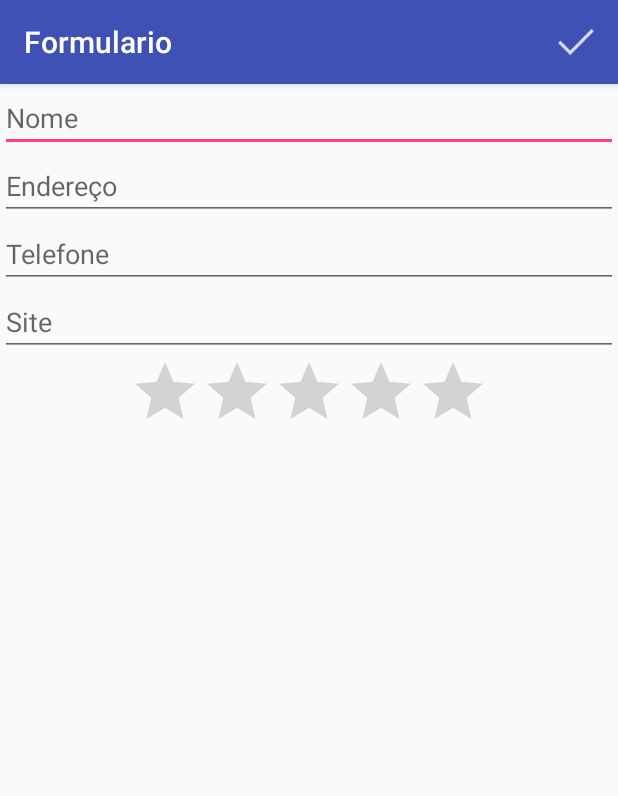
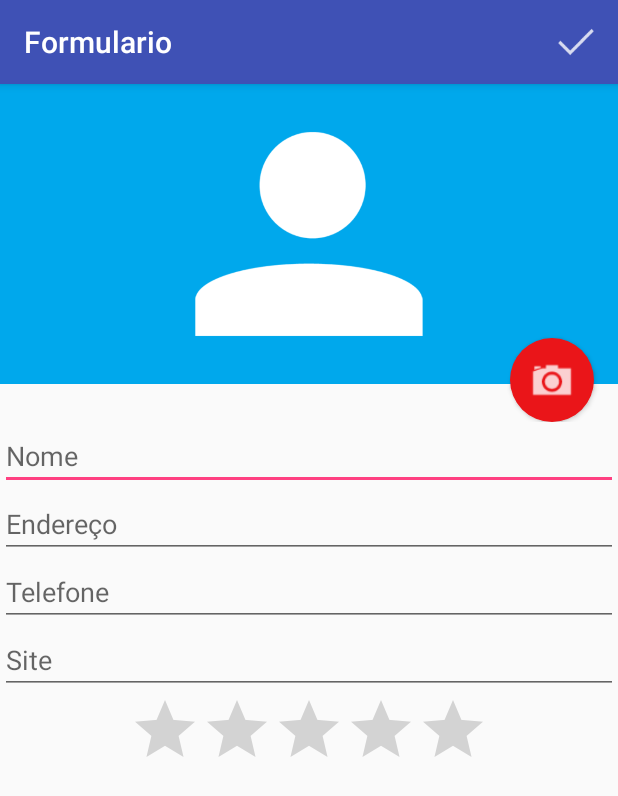
Before and after one commit to hiroshinuts/Android_Agenda-Alura_Curso02, an Android app: the FormularioActivity screen opened directly, with no data from a screen before it, on a phone screen of 412 x 824 dp. Shown: the top 796 px of the screen. Run offline under Robolectric (Android 15) with nearby library versions, the phone set to English and light mode, and no system bars.

Commit message:
USANDO CAMERA, SALVANDO ENDERECO DA FOTO E MOSTRANDO NO FORUMULARIO

```diff
--- a/app/src/main/java/br/com/alura/agenda/FormularioActivity.java
+++ b/app/src/main/java/br/com/alura/agenda/FormularioActivity.java
@@ -1,6 +1,12 @@
 package br.com.alura.agenda;
 
+import android.app.Activity;
 import android.content.Intent;
+import android.graphics.Bitmap;
+import android.graphics.BitmapFactory;
+import android.media.Image;
+import android.net.Uri;
+import android.provider.MediaStore;
 import android.support.v7.app.AppCompatActivity;
 import android.os.Bundle;
 import android.view.Menu;
@@ -9,15 +15,20 @@
 import android.view.View;
 import android.widget.Button;
 import android.widget.EditText;
+import android.widget.ImageView;
 import android.widget.RatingBar;
 import android.widget.Toast;
+
+import java.io.File;
 
 import br.com.alura.agenda.dao.AlunoDAO;
 import br.com.alura.agenda.modelo.Aluno;
 
 public class FormularioActivity extends AppCompatActivity {
 
+    public static final int CODIGO_CAMERA = 567;
     private FormularioHelper helper;
+    private String caminhoFoto;
 
     @Override
     protected void onCreate(Bundle savedInstanceState) {
@@ -28,11 +39,30 @@
 
         Intent intent = getIntent();
         Aluno aluno = (Aluno) intent.getSerializableExtra("aluno");
-        if(aluno != null){
+        if (aluno != null) {
             helper.preencheFormulario(aluno);
         }
 
+        Button botaoFoto = (Button) findViewById(R.id.formulario_botao_foto);
+        botaoFoto.setOnClickListener(new View.OnClickListener() {
+            @Override
+            public void onClick(View v) {
+                Intent intentCamera = new Intent(MediaStore.ACTION_IMAGE_CAPTURE);
+                caminhoFoto = getExternalFilesDir(null) + "/" + System.currentTimeMillis() + ".jpg";
+                File arquivoFoto = new File(caminhoFoto);
+                intentCamera.putExtra(MediaStore.EXTRA_OUTPUT, Uri.fromFile(arquivoFoto));
+                startActivityForResult(intentCamera, CODIGO_CAMERA);
+            }
+        });
+    }
 
+    @Override
+    protected void onActivityResult(int requestCode, int resultCode, Intent data) {
+        if (resultCode == Activity.RESULT_OK) {
+            if (requestCode == CODIGO_CAMERA) {
+                helper.carregaImagem(caminhoFoto);
+            }
+        }
     }
 
     @Override
@@ -46,15 +76,15 @@
     @Override
     public boolean onOptionsItemSelected(MenuItem item) {
 
-        switch (item.getItemId()){
+        switch (item.getItemId()) {
             case R.id.menu_formulario_ok:
 
                 Aluno aluno = helper.pegaAluno();
                 AlunoDAO dao = new AlunoDAO(this);
 
-                if(aluno.getId() != null) {
+                if (aluno.getId() != null) {
                     dao.altera(aluno);
-                }else {
+                } else {
                     dao.insere(aluno);
                     dao.close();
                 }
--- /dev/null
+++ b/app/src/main/res/drawable/fundo_camera.xml
@@ -0,0 +1,16 @@
+<layer-list xmlns:android="http://schemas.android.com/apk/res/android">
+
+
+    <item>
+        <shape android:shape="oval">
+            <solid android:color="#ea1519" />
+            <padding android:top="10dp"
+                android:bottom="10dp"
+                android:left="10dp"
+                android:right="10dp" />
+        </shape>
+    </item>
+    <item android:drawable="@drawable/ic_camera"  />
+
+
+</layer-list>
--- a/app/src/main/res/layout/activity_formulario.xml
+++ b/app/src/main/res/layout/activity_formulario.xml
@@ -1,45 +1,65 @@
-<ScrollView
-        xmlns:android="http://schemas.android.com/apk/res/android"
-        android:layout_width="match_parent"
-        android:layout_height="match_parent">
+<ScrollView xmlns:android="http://schemas.android.com/apk/res/android"
+    android:layout_width="match_parent"
+    android:layout_height="match_parent">
 
     <LinearLayout xmlns:android="http://schemas.android.com/apk/res/android"
         android:layout_width="match_parent"
         android:layout_height="match_parent"
         android:orientation="vertical">
 
+        <RelativeLayout
+            android:layout_width="match_parent"
+            android:layout_height="225dp">
+
+            <ImageView
+                android:id="@+id/formulario_foto"
+                android:layout_width="match_parent"
+                android:layout_height="200dp"
+                android:background="#00A8EC"
+                android:src="@drawable/person" />
+
+            <Button
+                android:id="@+id/formulario_botao_foto"
+                android:layout_width="56dp"
+                android:layout_height="56dp"
+                android:layout_alignParentBottom="true"
+                android:layout_alignParentRight="true"
+                android:layout_marginRight="16dp"
+                android:background="@drawable/fundo_camera" />
+
+        </RelativeLayout>
+
         <EditText
+            android:id="@+id/formulario_nome"
             android:layout_width="match_parent"
             android:layout_height="wrap_content"
-            android:hint="Nome"
-            android:id="@+id/formulario_nome"/>
+            android:hint="Nome" />
 
         <EditText
+            android:id="@+id/formulario_endereco"
             android:layout_width="match_parent"
             android:layout_height="wrap_content"
-            android:hint="Endereço"
-            android:id="@+id/formulario_endereco"/>
+            android:hint="Endereço" />
 
         <EditText
+            android:id="@+id/formulario_telefone"
             android:layout_width="match_parent"
             android:layout_height="wrap_content"
-            android:hint="Telefone"
-            android:id="@+id/formulario_telefone"/>
+            android:hint="Telefone" />
 
         <EditText
+            android:id="@+id/formulario_site"
             android:layout_width="match_parent"
             android:layout_height="wrap_content"
-            android:hint="Site"
-            android:id="@+id/formulario_site"/>
+            android:hint="Site" />
 
         <RatingBar
+            android:id="@+id/formulario_nota"
             android:layout_width="wrap_content"
             android:layout_height="wrap_content"
             android:layout_gravity="center"
             android:max="10"
-            android:numStars="5"
-            android:id="@+id/formulario_nota"/>
-
+            android:numStars="5" />
 
 
     </LinearLayout>
```
Also changed, not shown: app/src/main/java/br/com/alura/agenda/FormularioHelper.java (+18 -1 lines), app/src/main/java/br/com/alura/agenda/dao/AlunoDAO.java (+17 -6 lines), app/src/main/java/br/com/alura/agenda/modelo/Aluno.java (+9 -0 lines), build.gradle (line endings or trailing spaces).
